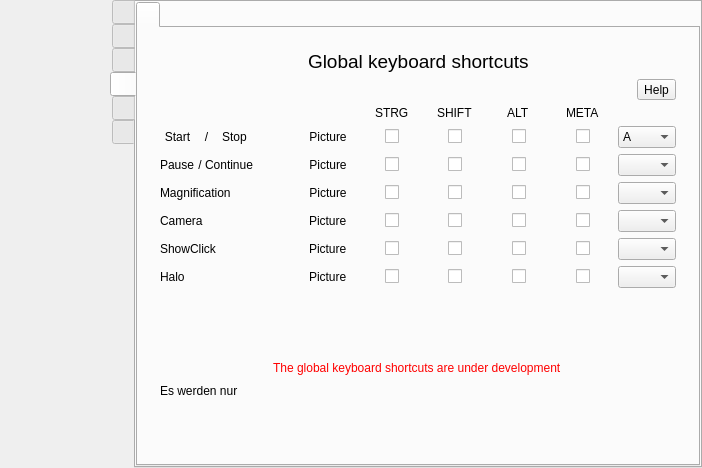
Above: src/formMainWindow.ui from vkohaupt/vokoscreenNG before the change. Below: the same form after it.
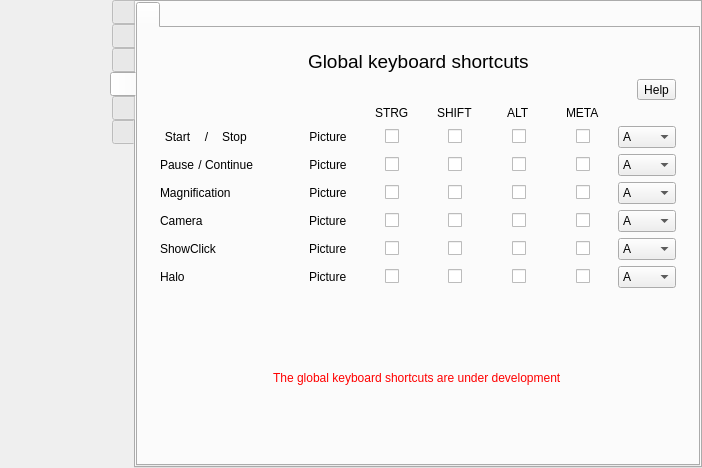
That is the form after the change. Icons and pictures are not drawn.

Commit message: global shortcut settings

The edit to the form file:
```diff
--- a/src/formMainWindow.ui
+++ b/src/formMainWindow.ui
@@ -3708,16 +3708,11 @@
                     <string notr="true"/>
                    </property>
                    <property name="currentText">
-                    <string notr="true"/>
+                    <string notr="true">A</string>
                    </property>
                    <property name="currentIndex">
                     <number>0</number>
                    </property>
-                   <item>
-                    <property name="text">
-                     <string notr="true"/>
-                    </property>
-                   </item>
                    <item>
                     <property name="text">
                      <string notr="true">A</string>
@@ -4229,16 +4224,11 @@
                     <string notr="true"/>
                    </property>
                    <property name="currentText">
-                    <string notr="true"/>
+                    <string notr="true">A</string>
                    </property>
                    <property name="currentIndex">
                     <number>0</number>
                    </property>
-                   <item>
-                    <property name="text">
-                     <string notr="true"/>
-                    </property>
-                   </item>
                    <item>
                     <property name="text">
                      <string notr="true">A</string>
@@ -4720,16 +4710,11 @@
                     <string notr="true"/>
                    </property>
                    <property name="currentText">
-                    <string notr="true"/>
+                    <string notr="true">A</string>
                    </property>
                    <property name="currentIndex">
                     <number>0</number>
                    </property>
-                   <item>
-                    <property name="text">
-                     <string notr="true"/>
-                    </property>
-                   </item>
                    <item>
                     <property name="text">
                      <string notr="true">A</string>
@@ -4942,16 +4927,11 @@
                     <string notr="true"/>
                    </property>
                    <property name="currentText">
-                    <string notr="true"/>
+                    <string notr="true">A</string>
                    </property>
                    <property name="currentIndex">
                     <number>0</number>
                    </property>
-                   <item>
-                    <property name="text">
-                     <string notr="true"/>
-                    </property>
-                   </item>
                    <item>
                     <property name="text">
                      <string notr="true">A</string>
@@ -5150,16 +5130,11 @@
                     <string notr="true"/>
                    </property>
                    <property name="currentText">
-                    <string notr="true"/>
+                    <string notr="true">A</string>
                    </property>
                    <property name="currentIndex">
                     <number>0</number>
                    </property>
-                   <item>
-                    <property name="text">
-                     <string notr="true"/>
-                    </property>
-                   </item>
                    <item>
                     <property name="text">
                      <string notr="true">A</string>
@@ -5447,13 +5422,6 @@
                  </item>
                 </layout>
                </item>
-               <item>
-                <widget class="QLabel" name="label_50">
-                 <property name="text">
-                  <string>Es werden nur </string>
-                 </property>
-                </widget>
-               </item>
                <item>
                 <spacer name="verticalSpacer_15">
                  <property name="orientation">
```
